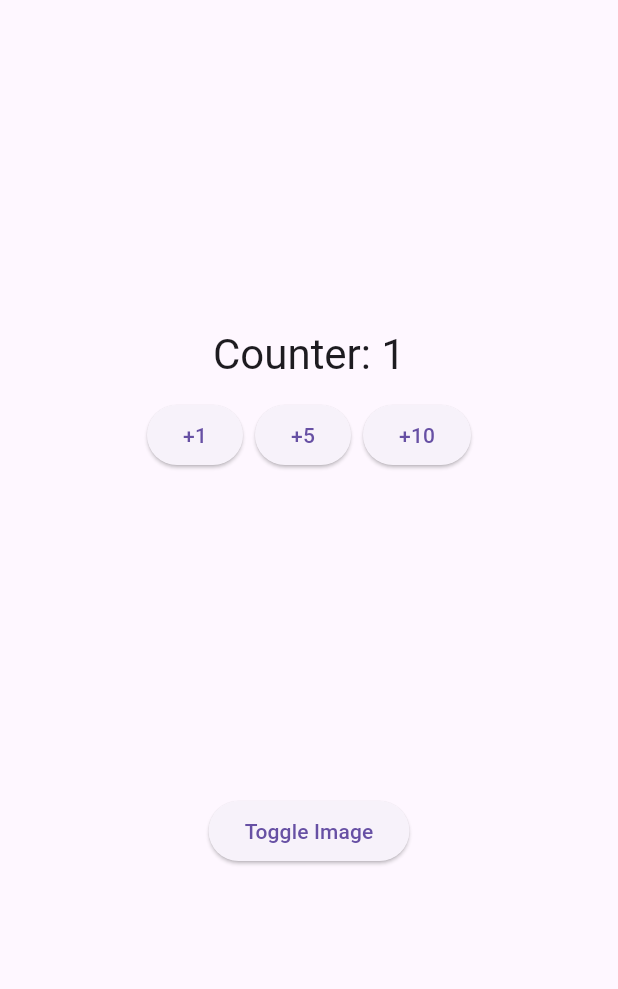
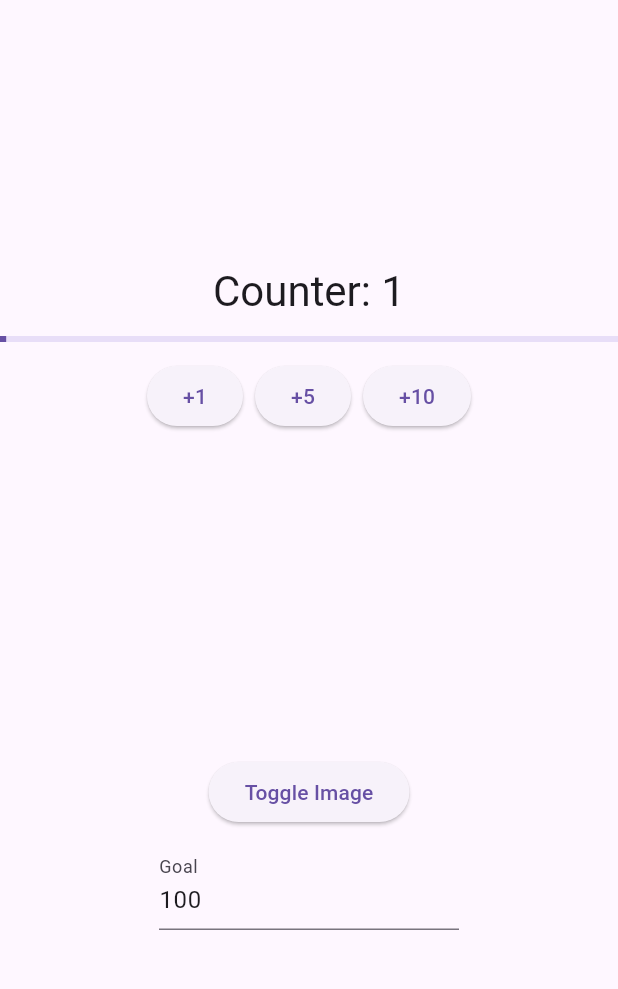
Before and after one commit to ryangpham/mad-cw1, a Flutter app: the screen it shows after launch, after a tap on "+1", on a phone screen of 412 x 824 dp, the part 63-1052 px from its top. Run offline on Flutter 3.47's test engine with Material 3 defaults, Android fonts, the phone set to English and light mode, and no system bars; our stand-ins replace confetti.

Commit message:
confetti yay

```diff
--- a/lib/main.dart
+++ b/lib/main.dart
@@ -28,6 +28,7 @@ class HomePage extends StatefulWidget {
 
 class _HomePageState extends State<HomePage> with SingleTickerProviderStateMixin {
   int _counter = 0;
+  int _goal = 100;
   bool _isDark = false;
   bool _isFirstImage = true;
 
@@ -43,7 +44,7 @@ class _HomePageState extends State<HomePage> with SingleTickerProviderStateMixin
       vsync: this,
     );
     _fade = CurvedAnimation(parent: _controller, curve: Curves.easeInOut);
-    _confettiController = ConfettiController(duration: const Duration(seconds: 2));
+    _confettiController = ConfettiController(duration: const Duration(seconds: 5));
   }
 
   @override
@@ -54,7 +55,10 @@ class _HomePageState extends State<HomePage> with SingleTickerProviderStateMixin
   }
 
   void _incrementCounter(int value) {
-    setState(() => _counter += value);
+    setState(() {
+      _counter += value;
+      if (_counter >= _goal) _confettiController.play();
+    });
   }
 
   void _toggleTheme() {
@@ -86,7 +90,18 @@ class _HomePageState extends State<HomePage> with SingleTickerProviderStateMixin
             ),
           ],
         ),
-        body: Center(
+        body: Stack(
+          children: [
+            ConfettiWidget(
+              confettiController: _confettiController,
+              blastDirection: 3.14159 / 2, // Downward
+              blastDirectionality: BlastDirectionality.explosive, // Spread across screen
+              shouldLoop: false,
+              colors: const [Colors.red, Colors.blue, Colors.green],
+              emissionFrequency: 0.1,
+              numberOfParticles: 50,
+            ),
+            Center(
               child: Column(
                 mainAxisSize: MainAxisSize.min,
                 children: [
@@ -94,6 +109,8 @@ class _HomePageState extends State<HomePage> with SingleTickerProviderStateMixin
                     'Counter: $_counter',
                     style: Theme.of(context).textTheme.headlineMedium,
                   ),
+                  const SizedBox(height: 12),
+                  LinearProgressIndicator(value: _counter / _goal.clamp(1, double.infinity)),
                   const SizedBox(height: 12),
               Row(
                 mainAxisAlignment: MainAxisAlignment.center,
@@ -120,8 +137,20 @@ class _HomePageState extends State<HomePage> with SingleTickerProviderStateMixin
                 onPressed: _toggleImage,
                 child: const Text('Toggle Image'),
               ),
+              const SizedBox(height: 12),
+              SizedBox(
+                width: 200,
+                child: TextField(
+                  controller: TextEditingController(text: _goal.toString()),
+                  onChanged: (value) => setState(() => _goal = int.tryParse(value) ?? 100),
+                  keyboardType: TextInputType.number,
+                  decoration: const InputDecoration(labelText: 'Goal'),
+                ),
+              ),
             ],
           ),
+        ),
+      ],
     ),
       ),
     );
```
Lines whose indentation alone changed are shown as unchanged.
